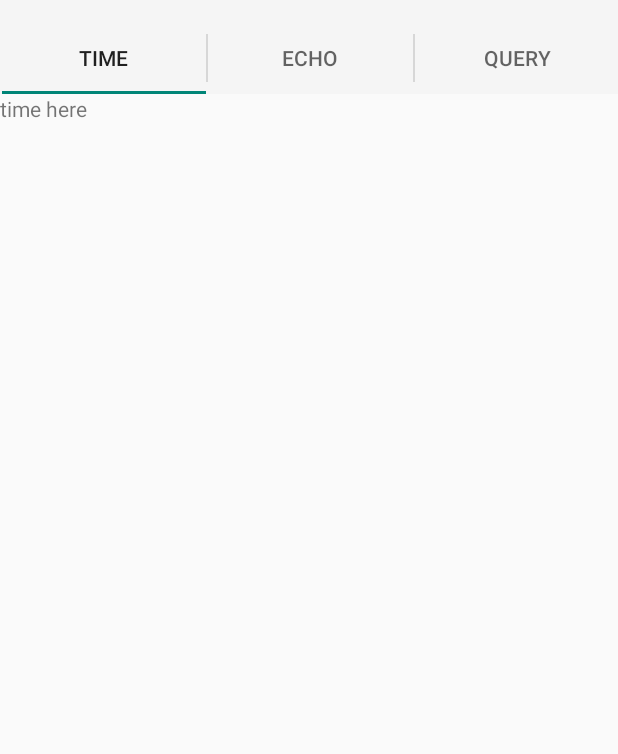
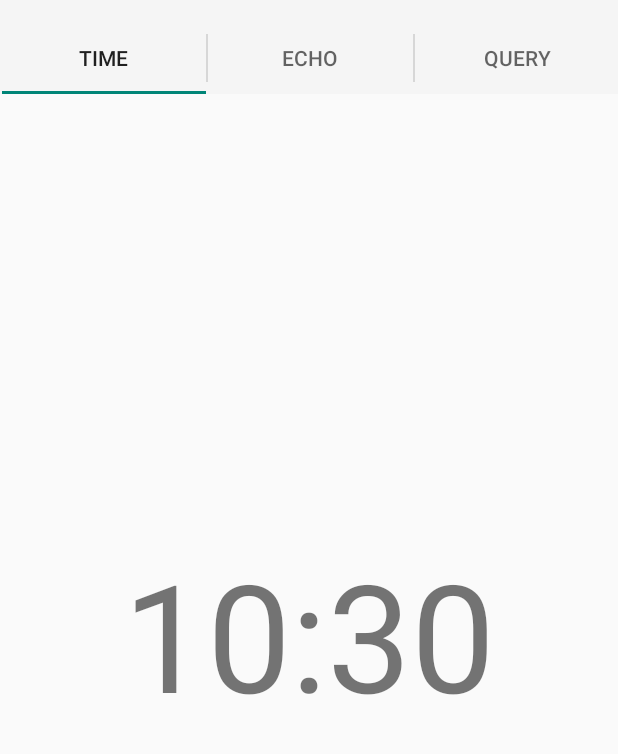
Before and after one commit to edhyah/MatrixAssistant, an Android app: the screen it shows after launch (MainActivity), on a phone screen of 412 x 824 dp, the part 62-816 px from its top. Run offline under Robolectric (Android 15) with nearby library versions, the phone set to English and light mode, and no system bars.

Commit message:
time fragment UI written

```diff
--- a/Assistant/app/src/main/java/com/example/edwardahn/assistant/TimeFragment.java
+++ b/Assistant/app/src/main/java/com/example/edwardahn/assistant/TimeFragment.java
@@ -1,18 +1,60 @@
 package com.example.edwardahn.assistant;
 
+import android.content.BroadcastReceiver;
+import android.content.Context;
+import android.content.Intent;
+import android.content.IntentFilter;
 import android.os.Bundle;
 import android.support.v4.app.Fragment;
 import android.view.LayoutInflater;
 import android.view.View;
 import android.view.ViewGroup;
 import android.widget.LinearLayout;
+import android.widget.TextView;
+
+import java.text.DateFormat;
+import java.text.SimpleDateFormat;
+import java.util.Date;
 
 
 public class TimeFragment extends Fragment {
+
+    private final SimpleDateFormat time = new SimpleDateFormat("hh:mm");
+    private BroadcastReceiver mReceiver = null;
+    private TextView mTextView;
+
     @Override
     public View onCreateView(LayoutInflater inflater, ViewGroup container,
                              Bundle savedInstanceState) {
-
         return (LinearLayout) inflater.inflate(R.layout.fragment_time, container, false);
     }
+
+    @Override
+    public void onStart() {
+        super.onStart();
+        mTextView = (TextView) getView().findViewById(R.id.view_time);
+        mTextView.setText(time.format(new Date()));
+    }
+
+    @Override
+    public void onResume() {
+        super.onResume();
+        mReceiver = new BroadcastReceiver() {
+            @Override
+            public void onReceive(Context context, Intent intent) {
+                if (intent.getAction().compareTo(Intent.ACTION_TIME_TICK) == 0) {
+                    mTextView.setText(time.format(new Date()));
+                }
+            }
+        };
+        getActivity().registerReceiver(mReceiver, new IntentFilter(Intent.ACTION_TIME_TICK));
+    }
+
+    @Override
+    public void onPause() {
+        super.onPause();
+        if (mReceiver != null) {
+            getActivity().unregisterReceiver(mReceiver);
+        }
+    }
 }
--- a/Assistant/app/src/main/res/layout/fragment_time.xml
+++ b/Assistant/app/src/main/res/layout/fragment_time.xml
@@ -3,8 +3,12 @@
     android:layout_height="match_parent"
     tools:context="com.example.edwardahn.assistant.TimeFragment">
 
-    <!-- TODO: Update blank fragment layout -->
-    <TextView android:layout_width="match_parent" android:layout_height="match_parent"
-        android:text="time here" />
+    <TextView
+        android:id="@+id/view_time"
+        android:layout_width="fill_parent"
+        android:layout_height="fill_parent"
+        android:gravity="center"
+        android:textSize="100sp" />
+
 
 </LinearLayout>
```
Also changed, not shown: Assistant/app/src/main/res/layout/fragment_echo.xml (+5 -3 lines).
